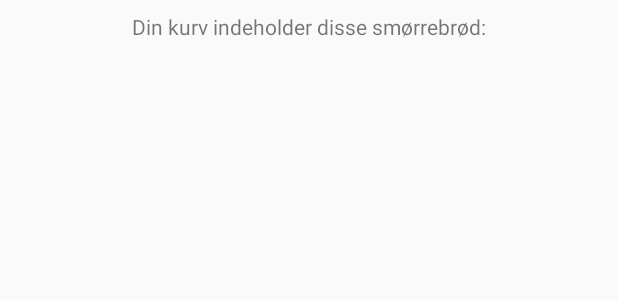
After one commit to MathiasLH/easyOrder, an Android app: the layout activity_basket.xml on its own in the app's theme, with its tools: preview values and no code run, on a phone screen of 412 x 824 dp. The commit adds this screen. Shown: the top 300 px of the screen. Run offline under Robolectric (Android 15) with nearby library versions, the phone set to English and light mode, and no system bars.

Commit message:
Added basket activity and relevant images.

```diff
--- a/app/build.gradle
+++ b/app/build.gradle
@@ -26,4 +26,5 @@ dependencies {
     testImplementation 'junit:junit:4.12'
     androidTestImplementation 'com.android.support.test:runner:1.0.2'
     androidTestImplementation 'com.android.support.test.espresso:espresso-core:3.0.2'
+    implementation 'com.android.support:cardview-v7:28.0.0'
 }
--- a/app/src/main/AndroidManifest.xml
+++ b/app/src/main/AndroidManifest.xml
@@ -13,6 +13,7 @@
                 <category android:name="android.intent.category.LAUNCHER" />
             </intent-filter>
         </activity>
+        <activity android:name=".basketActivity"></activity>
     </application>
 
 </manifest>
--- /dev/null
+++ b/app/src/main/res/layout/activity_basket.xml
@@ -0,0 +1,43 @@
+<?xml version="1.0" encoding="utf-8"?>
+<android.support.constraint.ConstraintLayout xmlns:android="http://schemas.android.com/apk/res/android"
+    xmlns:app="http://schemas.android.com/apk/res-auto"
+    xmlns:tools="http://schemas.android.com/tools"
+    android:layout_width="match_parent"
+    android:layout_height="match_parent"
+    tools:context=".basketActivity">
+
+    <TextView
+        android:id="@+id/topTekst"
+        android:layout_width="wrap_content"
+        android:layout_height="wrap_content"
+        android:layout_marginStart="8dp"
+        android:layout_marginTop="8dp"
+        android:layout_marginEnd="8dp"
+        android:text="Din kurv indeholder disse smørrebrød:"
+        app:layout_constraintEnd_toEndOf="parent"
+        app:layout_constraintStart_toStartOf="parent"
+        app:layout_constraintTop_toTopOf="parent" />
+
+    <ScrollView
+        android:layout_width="0dp"
+        android:layout_height="0dp"
+        android:layout_marginStart="8dp"
+        android:layout_marginTop="12dp"
+        android:layout_marginEnd="8dp"
+        android:layout_marginBottom="8dp"
+        app:layout_constraintBottom_toBottomOf="parent"
+        app:layout_constraintEnd_toEndOf="parent"
+        app:layout_constraintHorizontal_bias="1.0"
+        app:layout_constraintStart_toStartOf="parent"
+        app:layout_constraintTop_toBottomOf="@+id/topTekst">
+
+        <LinearLayout
+            android:id="@+id/list"
+            android:layout_width="match_parent"
+            android:layout_height="match_parent"
+            android:orientation="vertical">
+
+        </LinearLayout>
+    </ScrollView>
+
+</android.support.constraint.ConstraintLayout>
```
Also changed, not shown: app/src/main/java/com/johansen/dk/madimage/Order.java (added, +30 -0 lines), app/src/main/java/com/johansen/dk/madimage/basketActivity.java (added, +109 -0 lines), app/src/main/java/com/johansen/dk/madimage/foodItem.java (added, +24 -0 lines), app/src/main/res/drawable/ic_trash.xml (added, +7 -0 lines), app/src/main/res/layout/smoerrebroedsliste.xml (+5 -5 lines), app/src/main/res/drawable/dyrlaegensnatmad_big.png (added), app/src/main/res/drawable/laks_big.png (added), app/src/main/res/drawable/rejemad_big.png (added), app/src/main/res/drawable/roastbeef_big.png (added), 1 other file.
